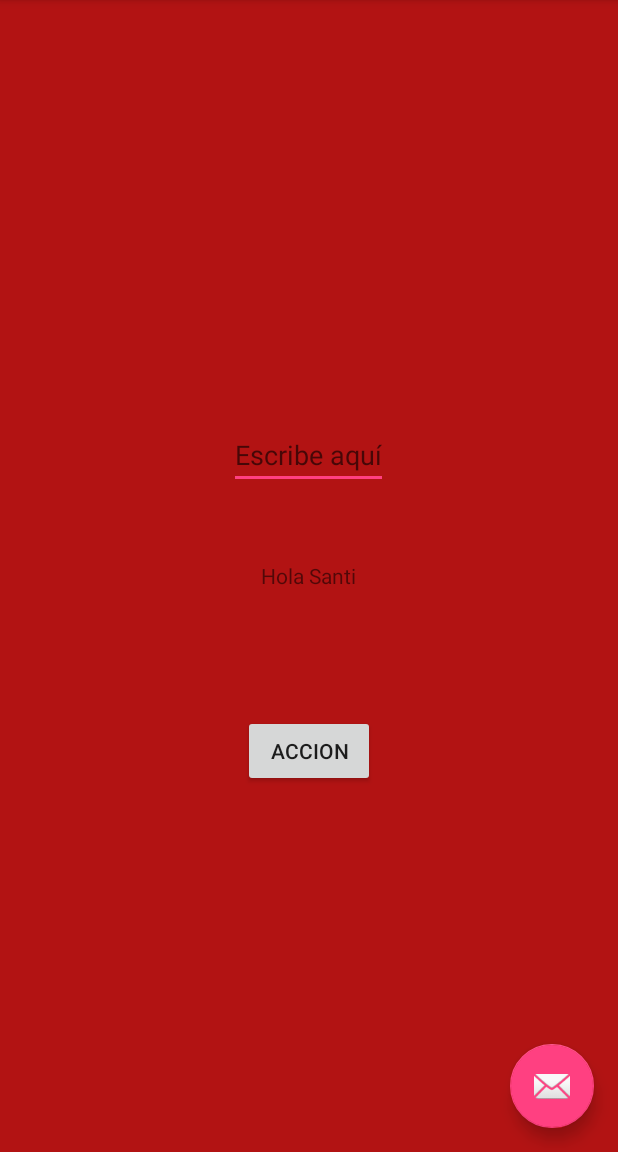
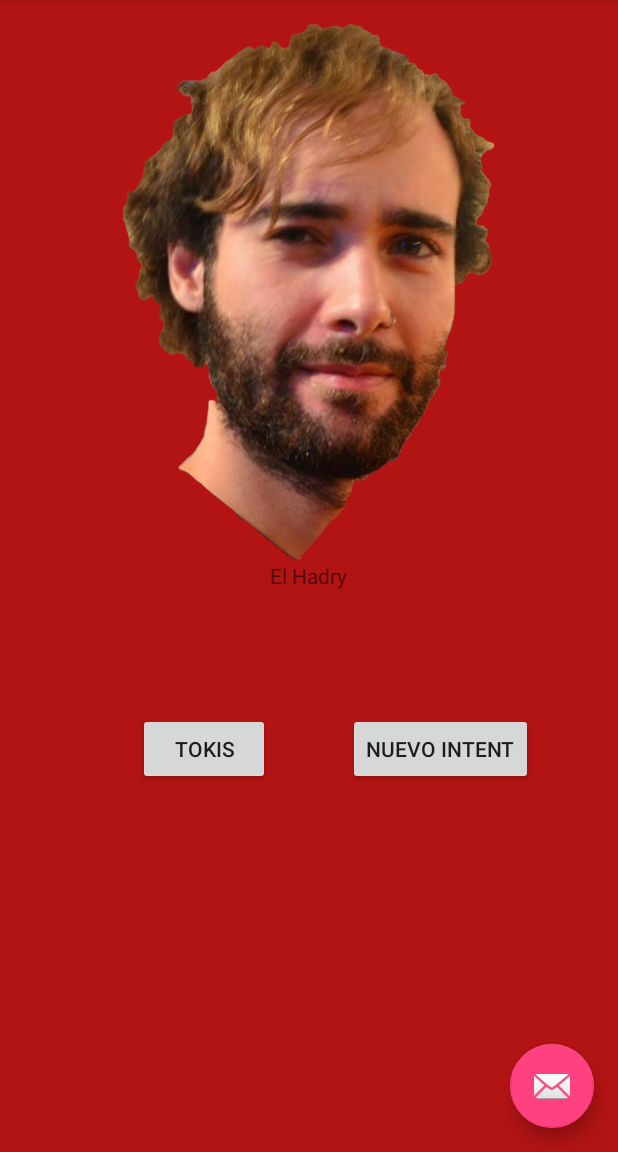
Before and after one commit to albertjimenez/TestString, an Android app: the screen it shows after launch (MainActivity), on a phone screen of 412 x 824 dp, the part 84-1236 px from its top. Run offline under Robolectric (Android 15) with nearby library versions, the phone set to English and light mode, and no system bars.

Commit message:
Last update, intent not working yet

```diff
--- a/app/src/main/res/layout/content_main.xml
+++ b/app/src/main/res/layout/content_main.xml
@@ -25,17 +25,23 @@
         android:layout_height="wrap_content"
         android:text="@string/accion"
         android:id="@+id/button"
+        android:layout_marginTop="82dp"
         android:layout_below="@+id/textView"
-        android:layout_centerHorizontal="true"
-        android:layout_marginTop="83dp" />
+        android:layout_toStartOf="@+id/textView" />
 
-    <EditText
+    <ImageView
         android:layout_width="wrap_content"
         android:layout_height="wrap_content"
-        android:id="@+id/editText"
-        android:layout_above="@+id/textView"
+        android:id="@+id/imageView"
+        android:src="@drawable/adrisme"
         android:layout_centerHorizontal="true"
-        android:layout_marginBottom="48dp"
-        android:focusable="true"
-        android:hint="Escribe aquí" />
+        android:layout_above="@+id/textView" />
+
+    <Button
+        android:layout_width="wrap_content"
+        android:layout_height="wrap_content"
+        android:text="@string/cadenaTokistica"
+        android:id="@+id/button2"
+        android:layout_alignBottom="@+id/button"
+        android:layout_toEndOf="@+id/textView" />
 </RelativeLayout>
--- a/app/src/main/res/values/strings.xml
+++ b/app/src/main/res/values/strings.xml
@@ -1,6 +1,9 @@
 <resources>
     <string name="app_name">TestString</string>
     <string name="action_settings">Settings</string>
-    <string name="CadenaTexto">Hola Santi</string>
-    <string name="accion">Accion</string>
+    <string name="CadenaTexto">El Hadry</string>
+    <string name="accion">Tokis</string>
+    <string name="cadenaTokistica">Nuevo Intent</string>
+    <string name="title_activity_main2">Main2Activity</string>
+    <string name="suspensas">Numero de asignaturas suspendidas por el tokis:</string>
 </resources>
```
Also changed, not shown: app/src/main/AndroidManifest.xml (+11 -0 lines), app/src/main/java/com/example/beruto/teststring/Main2Activity.java (added, +29 -0 lines), app/src/main/java/com/example/beruto/teststring/MainActivity.java (+8 -2 lines), app/src/main/res/layout/activity_main2.xml (added, +34 -0 lines), app/src/main/res/layout/content_main2.xml (added, +23 -0 lines), app/src/main/res/drawable/adrisme.png (added).
